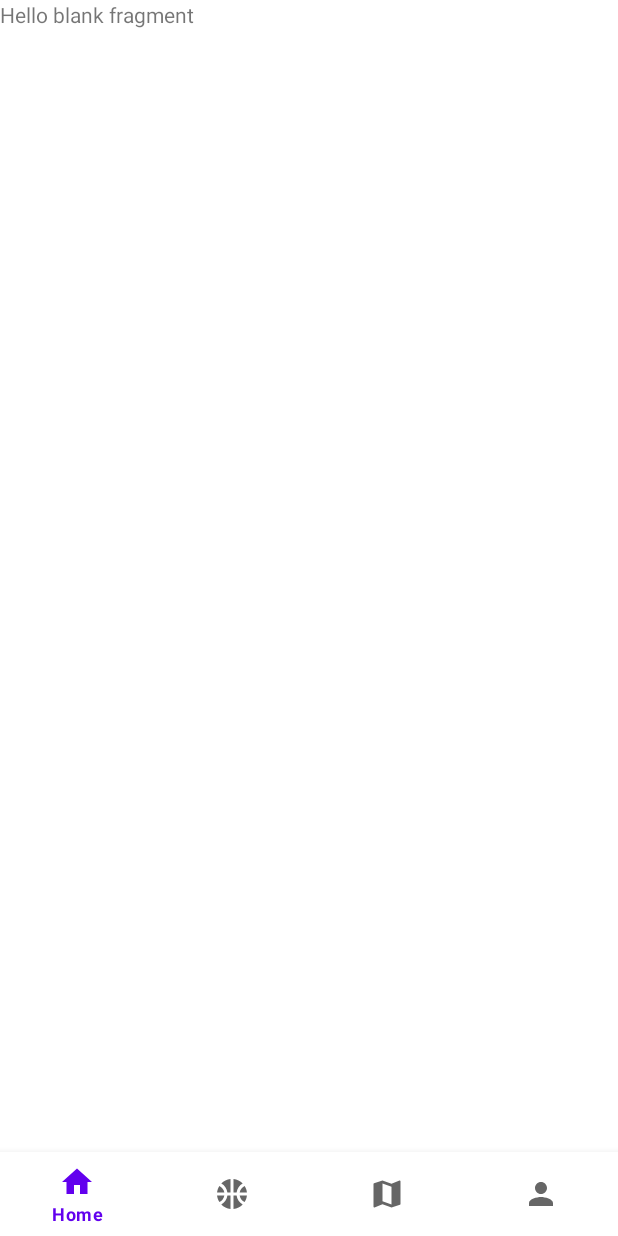
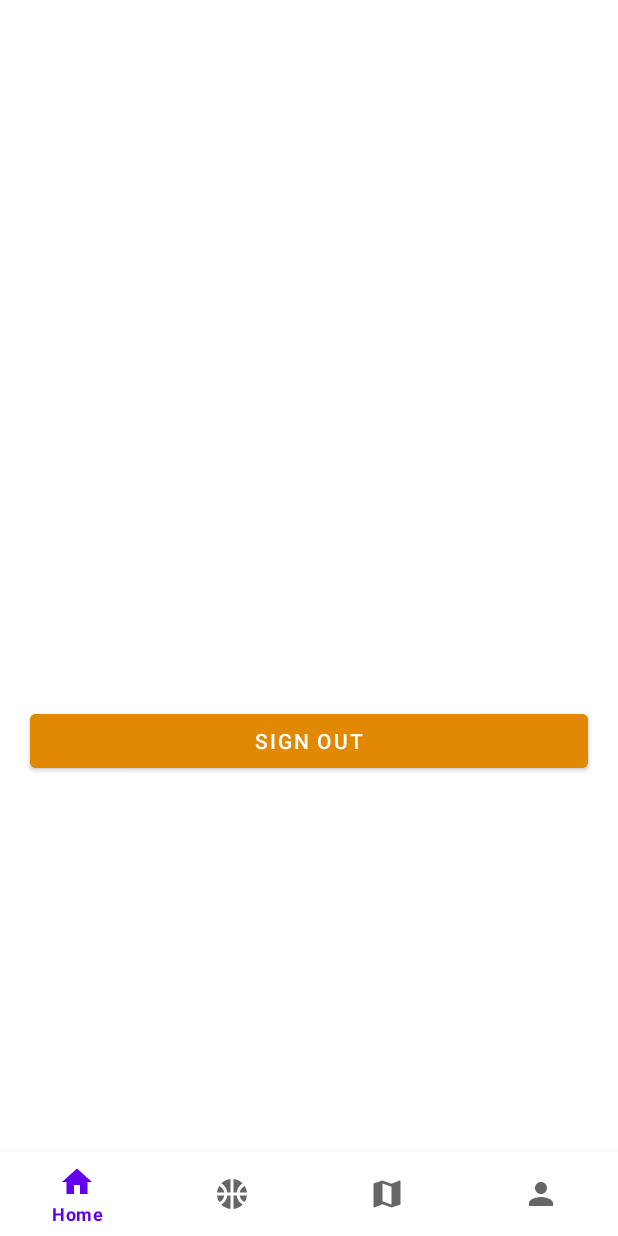
Before and after one commit to Gregorydrummond/PickUp, an Android app: the fragment ProfileSettingsFragment placed in its activity, on a phone screen of 412 x 824 dp. Run offline under Robolectric (Android 15) with nearby library versions, the phone set to English and light mode, and no system bars; libraries missing offline, so code that uses them is left out: com.parse; Roboto replaces fonts that are not available here.

Commit message:
User Authentication - Sign out

```diff
--- a/app/src/main/java/com/example/pickup/fragments/profile/ProfileSettingsFragment.java
+++ b/app/src/main/java/com/example/pickup/fragments/profile/ProfileSettingsFragment.java
@@ -1,14 +1,21 @@
 package com.example.pickup.fragments.profile;
 
+import android.content.Intent;
 import android.os.Bundle;
 
+import androidx.annotation.NonNull;
+import androidx.annotation.Nullable;
 import androidx.fragment.app.Fragment;
 
+import android.util.Log;
 import android.view.LayoutInflater;
 import android.view.View;
 import android.view.ViewGroup;
+import android.widget.Button;
 
 import com.example.pickup.R;
+import com.example.pickup.activities.UserAuthentication;
+import com.parse.ParseUser;
 
 /**
  * A simple {@link Fragment} subclass.
@@ -16,6 +23,10 @@ import com.example.pickup.R;
  * create an instance of this fragment.
  */
 public class ProfileSettingsFragment extends Fragment {
+
+    private static final String TAG = "ProfileSettingsFragment";
+
+    Button btnSignout;
 
     // TODO: Rename parameter arguments, choose names that match
     // the fragment initialization parameters, e.g. ARG_ITEM_NUMBER
@@ -63,4 +74,27 @@ public class ProfileSettingsFragment extends Fragment {
         // Inflate the layout for this fragment
         return inflater.inflate(R.layout.fragment_profile_settings, container, false);
     }
+
+    @Override
+    public void onViewCreated(@NonNull View view, @Nullable Bundle savedInstanceState) {
+        super.onViewCreated(view, savedInstanceState);
+
+        //Find components
+        btnSignout = view.findViewById(R.id.btnSignout);
+
+        //On sign out button click
+        btnSignout.setOnClickListener(new View.OnClickListener() {
+            @Override
+            public void onClick(View v) {
+                //Log user out
+                ParseUser.logOutInBackground();
+                Log.i(TAG, "onClick: User logged out");
+
+                //Go to login page
+                Log.i(TAG, "onClick: Back to login page");
+                Intent intent = new Intent(getActivity(), UserAuthentication.class);
+                startActivity(intent);
+            }
+        });
+    }
 }
--- a/app/src/main/res/layout/fragment_profile_settings.xml
+++ b/app/src/main/res/layout/fragment_profile_settings.xml
@@ -1,14 +1,21 @@
 <?xml version="1.0" encoding="utf-8"?>
-<FrameLayout xmlns:android="http://schemas.android.com/apk/res/android"
+<RelativeLayout xmlns:android="http://schemas.android.com/apk/res/android"
     xmlns:tools="http://schemas.android.com/tools"
     android:layout_width="match_parent"
     android:layout_height="match_parent"
     tools:context=".fragments.profile.ProfileSettingsFragment">
 
-    <!-- TODO: Update blank fragment layout -->
-    <TextView
-        android:layout_width="match_parent"
-        android:layout_height="match_parent"
-        android:text="@string/hello_blank_fragment" />
+    <Button
+        android:id="@+id/btnSignout"
+        android:layout_width="wrap_content"
+        android:layout_height="wrap_content"
+        android:layout_alignParentStart="true"
+        android:layout_alignParentEnd="true"
+        android:layout_alignParentBottom="true"
+        android:layout_marginStart="20dp"
+        android:layout_marginEnd="20dp"
+        android:layout_marginBottom="250dp"
+        android:backgroundTint="#E18804"
+        android:text="Sign Out" />
 
-</FrameLayout>
+</RelativeLayout>
```
